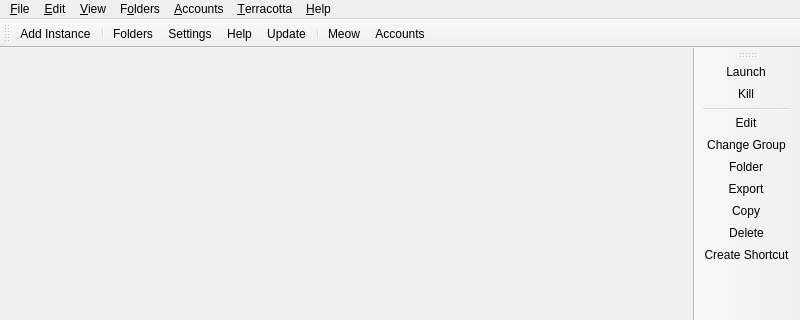
This is launcher/ui/MainWindow.ui in AndreaFrederica/LunaLauncher as Qt 5 draws it before an edit; both pictures show x 0 to 800 and y 0 to 320 of the 800 by 600 pixel window. The edited form follows.
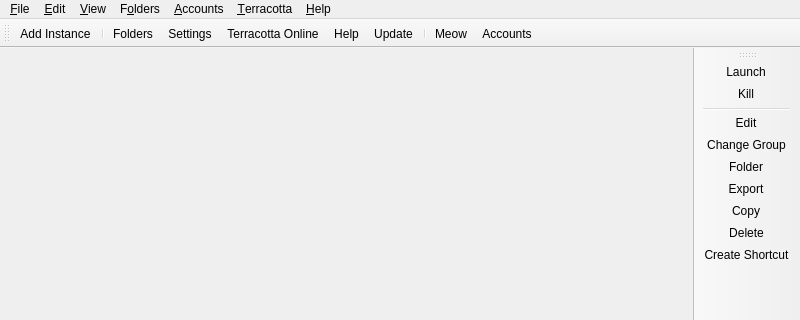
This is the edited form. Icons and pictures are not drawn. Custom widgets are drawn as their Qt base class.

Commit message:
Add Terracotta Online feature with UI enhancements and SVG icons
- Introduced new SVG icons for Terracotta Online and related functionalities.
- Implemented the Terracotta Online panel with state management and player list monitoring.
- Added functionality to start and stop the Terracotta server from the UI.
- Enhanced settings management for polling interval and maximum log lines.
- Updated UI components to reflect new features and improved user experience.
- Integrated player name saving and loading functionality.
- Added exception handling for better user feedback during server issues.

The edit to the form file:
```diff
--- a/launcher/ui/MainWindow.ui
+++ b/launcher/ui/MainWindow.ui
@@ -53,6 +53,7 @@
    <addaction name="separator"/>
    <addaction name="actionFoldersButton"/>
    <addaction name="actionSettings"/>
+   <addaction name="actionTerracottaOnline"/>
    <addaction name="actionHelpButton"/>
    <addaction name="actionCheckUpdate"/>
    <addaction name="separator"/>
```
The commit also changes 42 other files.
